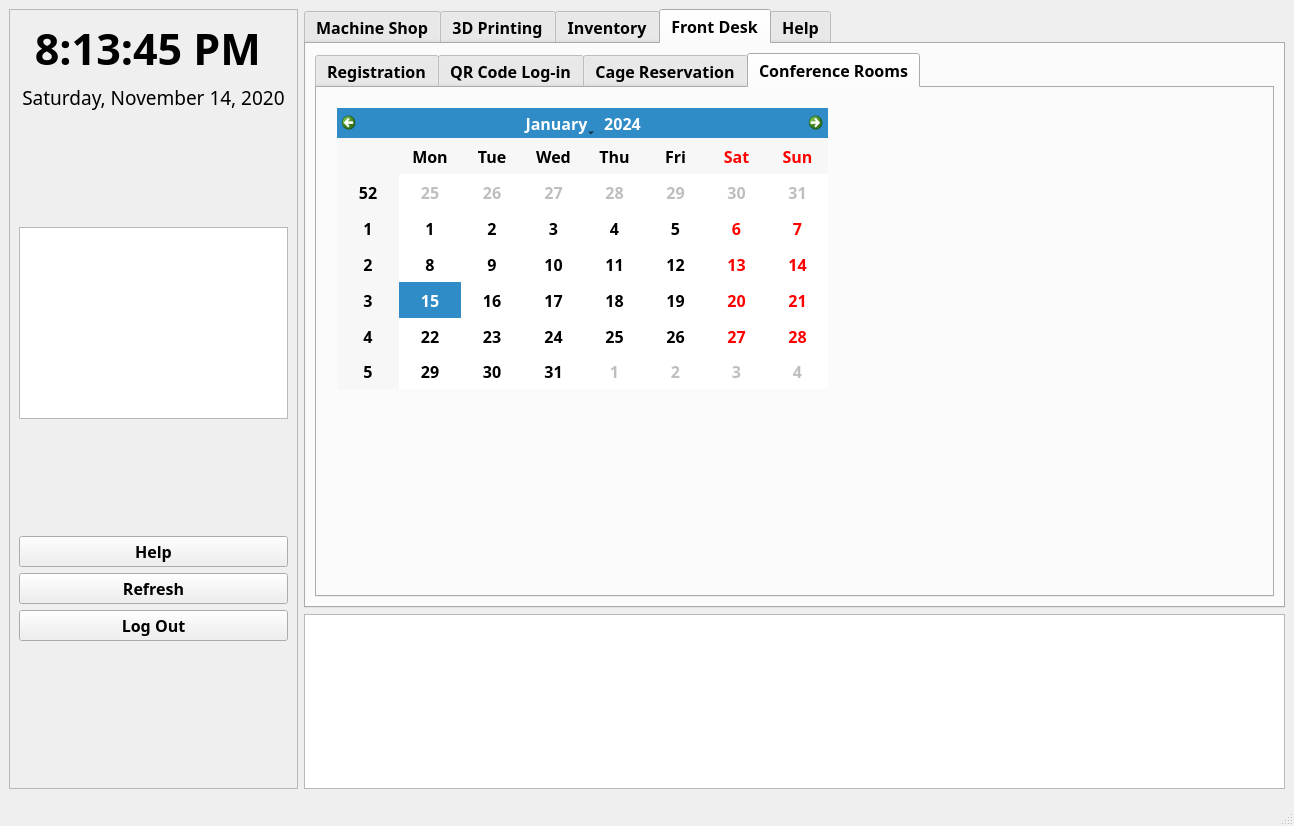
This is ResourceDir/MakerspaceApp.ui in AlbertoSam1/MakerSpaceApp-0.0.1 as Qt 5 draws it before an edit. The edited form follows.
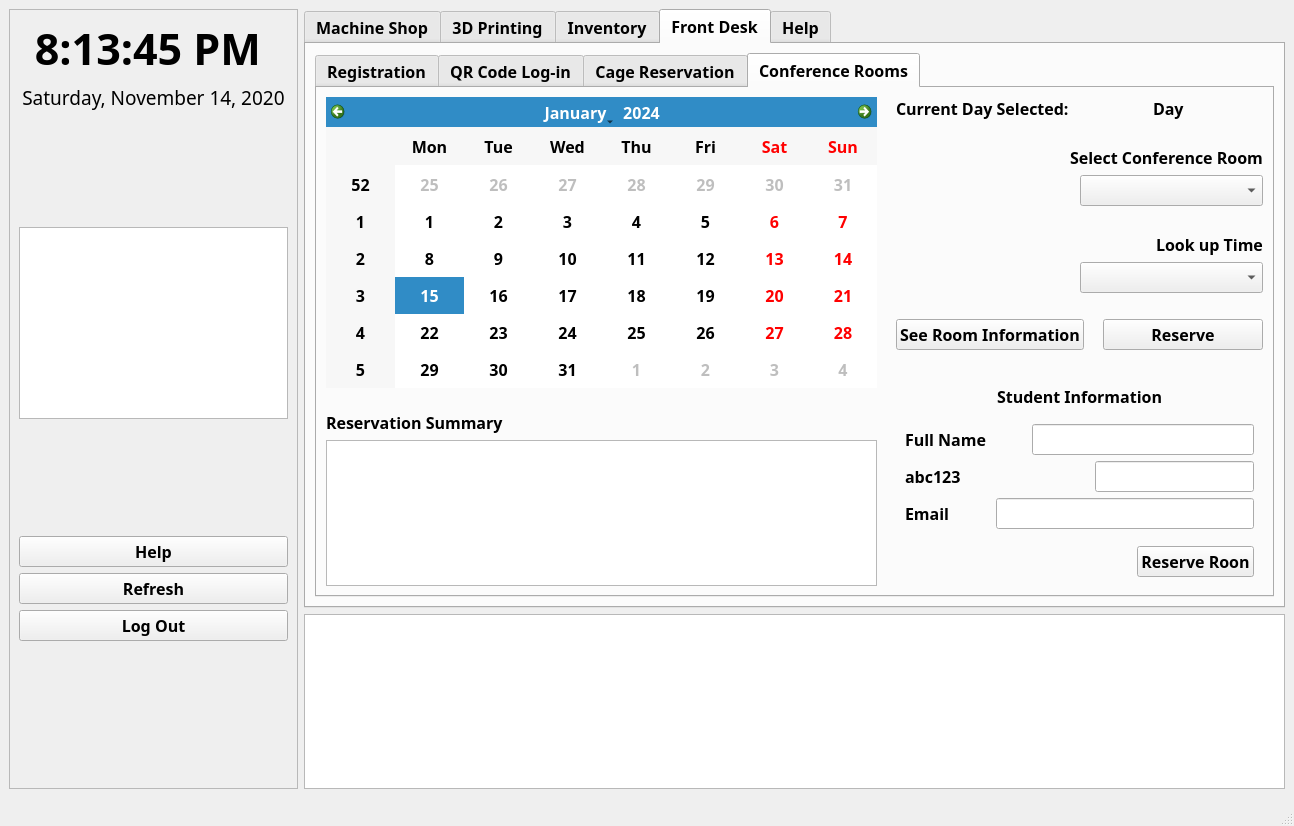
This is the edited form. The open tabs and pages were chosen to show the change. Icons and pictures are not drawn.

```diff
--- a/ResourceDir/MakerspaceApp.ui
+++ b/ResourceDir/MakerspaceApp.ui
@@ -4648,16 +4648,471 @@
                <attribute name="title">
                 <string>Conference Rooms</string>
                </attribute>
-               <widget class="QCalendarWidget" name="calendarWidget">
-                <property name="geometry">
-                 <rect>
-                  <x>20</x>
-                  <y>20</y>
-                  <width>491</width>
-                  <height>281</height>
-                 </rect>
-                </property>
-               </widget>
+               <layout class="QVBoxLayout" name="verticalLayout_56">
+                <item>
+                 <layout class="QHBoxLayout" name="horizontalLayout_75" stretch="3,0,2">
+                  <item>
+                   <layout class="QVBoxLayout" name="verticalLayout_53" stretch="2,0,0,1">
+                    <item>
+                     <widget class="QCalendarWidget" name="conference_calendar"/>
+                    </item>
+                    <item>
+                     <spacer name="verticalSpacer_30">
+                      <property name="orientation">
+                       <enum>Qt::Vertical</enum>
+                      </property>
+                      <property name="sizeHint" stdset="0">
+                       <size>
+                        <width>20</width>
+                        <height>17</height>
+                       </size>
+                      </property>
+                     </spacer>
+                    </item>
+                    <item>
+                     <layout class="QHBoxLayout" name="horizontalLayout_63">
+                      <item>
+                       <widget class="QLabel" name="label_67">
+                        <property name="text">
+                         <string>Reservation Summary</string>
+                        </property>
+                       </widget>
+                      </item>
+                      <item>
+                       <spacer name="horizontalSpacer_51">
+                        <property name="orientation">
+                         <enum>Qt::Horizontal</enum>
+                        </property>
+                        <property name="sizeHint" stdset="0">
+                         <size>
+                          <width>40</width>
+                          <height>20</height>
+                         </size>
+                        </property>
+                       </spacer>
+                      </item>
+                     </layout>
+                    </item>
+                    <item>
+                     <widget class="QTextBrowser" name="conference_room_text"/>
+                    </item>
+                   </layout>
+                  </item>
+                  <item>
+                   <spacer name="horizontalSpacer_58">
+                    <property name="orientation">
+                     <enum>Qt::Horizontal</enum>
+                    </property>
+                    <property name="sizeHint" stdset="0">
+                     <size>
+                      <width>13</width>
+                      <height>20</height>
+                     </size>
+                    </property>
+                   </spacer>
+                  </item>
+                  <item>
+                   <layout class="QVBoxLayout" name="verticalLayout_55">
+                    <item>
+                     <layout class="QHBoxLayout" name="horizontalLayout_64">
+                      <item>
+                       <widget class="QLabel" name="label_63">
+                        <property name="text">
+                         <string>Current Day Selected:</string>
+                        </property>
+                       </widget>
+                      </item>
+                      <item>
+                       <spacer name="horizontalSpacer_59">
+                        <property name="orientation">
+                         <enum>Qt::Horizontal</enum>
+                        </property>
+                        <property name="sizeHint" stdset="0">
+                         <size>
+                          <width>13</width>
+                          <height>20</height>
+                         </size>
+                        </property>
+                       </spacer>
+                      </item>
+                      <item>
+                       <widget class="QLabel" name="current_date_label">
+                        <property name="text">
+                         <string>Day</string>
+                        </property>
+                       </widget>
+                      </item>
+                      <item>
+                       <spacer name="horizontalSpacer_60">
+                        <property name="orientation">
+                         <enum>Qt::Horizontal</enum>
+                        </property>
+                        <property name="sizeHint" stdset="0">
+                         <size>
+                          <width>40</width>
+                          <height>20</height>
+                         </size>
+                        </property>
+                       </spacer>
+                      </item>
+                     </layout>
+                    </item>
+                    <item>
+                     <spacer name="verticalSpacer_31">
+                      <property name="orientation">
+                       <enum>Qt::Vertical</enum>
+                      </property>
+                      <property name="sizeHint" stdset="0">
+                       <size>
+                        <width>20</width>
+                        <height>13</height>
+                       </size>
+                      </property>
+                     </spacer>
+                    </item>
+                    <item>
+                     <layout class="QHBoxLayout" name="horizontalLayout_65">
+                      <item>
+                       <spacer name="horizontalSpacer_61">
+                        <property name="orientation">
+                         <enum>Qt::Horizontal</enum>
+                        </property>
+                        <property name="sizeHint" stdset="0">
+                         <size>
+                          <width>40</width>
+                          <height>20</height>
+                         </size>
+                        </property>
+                       </spacer>
+                      </item>
+                      <item>
+                       <widget class="QLabel" name="label_65">
+                        <property name="text">
+                         <string>Select Conference Room</string>
+                        </property>
+                       </widget>
+                      </item>
+                     </layout>
+                    </item>
+                    <item>
+                     <layout class="QHBoxLayout" name="horizontalLayout_66" stretch="1,1">
+                      <item>
+                       <spacer name="horizontalSpacer_62">
+                        <property name="orientation">
+                         <enum>Qt::Horizontal</enum>
+                        </property>
+                        <property name="sizeHint" stdset="0">
+                         <size>
+                          <width>40</width>
+                          <height>20</height>
+                         </size>
+                        </property>
+                       </spacer>
+                      </item>
+                      <item>
+                       <widget class="QComboBox" name="conference_rooms_combo"/>
+                      </item>
+                     </layout>
+                    </item>
+                    <item>
+                     <spacer name="verticalSpacer_32">
+                      <property name="orientation">
+                       <enum>Qt::Vertical</enum>
+                      </property>
+                      <property name="sizeHint" stdset="0">
+                       <size>
+                        <width>20</width>
+                        <height>13</height>
+                       </size>
+                      </property>
+                     </spacer>
+                    </item>
+                    <item>
+                     <layout class="QHBoxLayout" name="horizontalLayout_67">
+                      <item>
+                       <spacer name="horizontalSpacer_63">
+                        <property name="orientation">
+                         <enum>Qt::Horizontal</enum>
+                        </property>
+                        <property name="sizeHint" stdset="0">
+                         <size>
+                          <width>40</width>
+                          <height>20</height>
+                         </size>
+                        </property>
+                       </spacer>
+                      </item>
+                      <item>
+                       <widget class="QLabel" name="label_66">
+                        <property name="text">
+                         <string>Look up Time</string>
+                        </property>
+                       </widget>
+                      </item>
+                     </layout>
+                    </item>
+                    <item>
+                     <layout class="QHBoxLayout" name="horizontalLayout_68" stretch="1,1">
+                      <item>
+                       <spacer name="horizontalSpacer_64">
+                        <property name="orientation">
+                         <enum>Qt::Horizontal</enum>
+                        </property>
+                        <property name="sizeHint" stdset="0">
+                         <size>
+                          <width>40</width>
+                          <height>20</height>
+                         </size>
+                        </property>
+                       </spacer>
+                      </item>
+                      <item>
+                       <widget class="QComboBox" name="conference_rooms_times_combo"/>
+                      </item>
+                     </layout>
+                    </item>
+                    <item>
+                     <spacer name="verticalSpacer_33">
+                      <property name="orientation">
+                       <enum>Qt::Vertical</enum>
+                      </property>
+                      <property name="sizeHint" stdset="0">
+                       <size>
+                        <width>20</width>
+                        <height>13</height>
+                       </size>
+                      </property>
+                     </spacer>
+                    </item>
+                    <item>
+                     <layout class="QHBoxLayout" name="horizontalLayout_69" stretch="1,0,1">
+                      <item>
+                       <widget class="QPushButton" name="conference_information_button">
+                        <property name="text">
+                         <string>See Room Information</string>
+                        </property>
+                       </widget>
+                      </item>
+                      <item>
+                       <spacer name="horizontalSpacer_65">
+                        <property name="orientation">
+                         <enum>Qt::Horizontal</enum>
+                        </property>
+                        <property name="sizeHint" stdset="0">
+                         <size>
+                          <width>13</width>
+                          <height>20</height>
+                         </size>
+                        </property>
+                       </spacer>
+                      </item>
+                      <item>
+                       <widget class="QPushButton" name="conference_reserve_button">
+                        <property name="text">
+                         <string>Reserve</string>
+                        </property>
+                       </widget>
+                      </item>
+                     </layout>
+                    </item>
+                    <item>
+                     <spacer name="verticalSpacer_36">
+                      <property name="orientation">
+                       <enum>Qt::Vertical</enum>
+                      </property>
+                      <property name="sizeHint" stdset="0">
+                       <size>
+                        <width>20</width>
+                        <height>17</height>
+                       </size>
+                      </property>
+                     </spacer>
+                    </item>
+                    <item>
+                     <widget class="QStackedWidget" name="conference_student_info">
+                      <property name="currentIndex">
+                       <number>0</number>
+                      </property>
+                      <widget class="QWidget" name="page">
+                       <layout class="QVBoxLayout" name="verticalLayout_54">
+                        <item>
+                         <layout class="QHBoxLayout" name="horizontalLayout_70">
+                          <item>
+                           <spacer name="horizontalSpacer_66">
+                            <property name="orientation">
+                             <enum>Qt::Horizontal</enum>
+                            </property>
+                            <property name="sizeHint" stdset="0">
+                             <size>
+                              <width>40</width>
+                              <height>20</height>
+                             </size>
+                            </property>
+                           </spacer>
+                          </item>
+                          <item>
+                           <widget class="QLabel" name="label_68">
+                            <property name="text">
+                             <string>Student Information</string>
+                            </property>
+                           </widget>
+                          </item>
+                          <item>
+                           <spacer name="horizontalSpacer_67">
+                            <property name="orientation">
+                             <enum>Qt::Horizontal</enum>
+                            </property>
+                            <property name="sizeHint" stdset="0">
+                             <size>
+                              <width>40</width>
+                              <height>20</height>
+                             </size>
+                            </property>
+                           </spacer>
+                          </item>
+                         </layout>
+                        </item>
+                        <item>
+                         <spacer name="verticalSpacer_34">
+                          <property name="orientation">
+                           <enum>Qt::Vertical</enum>
+                          </property>
+                          <property name="sizeHint" stdset="0">
+                           <size>
+                            <width>20</width>
+                            <height>10</height>
+                           </size>
+                          </property>
+                         </spacer>
+                        </item>
+                        <item>
+                         <layout class="QHBoxLayout" name="horizontalLayout_71" stretch="0,0,1">
+                          <item>
+                           <widget class="QLabel" name="label_70">
+                            <property name="text">
+                             <string>Full Name</string>
+                            </property>
+                           </widget>
+                          </item>
+                          <item>
+                           <spacer name="horizontalSpacer_69">
+                            <property name="orientation">
+                             <enum>Qt::Horizontal</enum>
+                            </property>
+                            <property name="sizeHint" stdset="0">
+                             <size>
+                              <width>40</width>
+                              <height>20</height>
+                             </size>
+                            </property>
+                           </spacer>
+                          </item>
+                          <item>
+                           <widget class="QLineEdit" name="conference_full_name"/>
+                          </item>
+                         </layout>
+                        </item>
+                        <item>
+                         <layout class="QHBoxLayout" name="horizontalLayout_72">
+                          <item>
+                           <widget class="QLabel" name="label_71">
+                            <property name="text">
+                             <string>abc123</string>
+                            </property>
+                           </widget>
+                          </item>
+                          <item>
+                           <spacer name="horizontalSpacer_70">
+                            <property name="orientation">
+                             <enum>Qt::Horizontal</enum>
+                            </property>
+                            <property name="sizeHint" stdset="0">
+                             <size>
+                              <width>40</width>
+                              <height>20</height>
+                             </size>
+                            </property>
+                           </spacer>
+                          </item>
+                          <item>
+                           <widget class="QLineEdit" name="conference_abc123"/>
+                          </item>
+                         </layout>
+                        </item>
+                        <item>
+                         <layout class="QHBoxLayout" name="horizontalLayout_73" stretch="0,0,1">
+                          <item>
+                           <widget class="QLabel" name="label_72">
+                            <property name="text">
+                             <string>Email</string>
+                            </property>
+                           </widget>
+                          </item>
+                          <item>
+                           <spacer name="horizontalSpacer_71">
+                            <property name="orientation">
+                             <enum>Qt::Horizontal</enum>
+                            </property>
+                            <property name="sizeHint" stdset="0">
+                             <size>
+                              <width>40</width>
+                              <height>20</height>
+                             </size>
+                            </property>
+                           </spacer>
+                          </item>
+                          <item>
+                           <widget class="QLineEdit" name="conference_email"/>
+                          </item>
+                         </layout>
+                        </item>
+                        <item>
+                         <spacer name="verticalSpacer_35">
+                          <property name="orientation">
+                           <enum>Qt::Vertical</enum>
+                          </property>
+                          <property name="sizeHint" stdset="0">
+                           <size>
+                            <width>20</width>
+                            <height>11</height>
+                           </size>
+                          </property>
+                         </spacer>
+                        </item>
+                        <item>
+                         <layout class="QHBoxLayout" name="horizontalLayout_74">
+                          <item>
+                           <spacer name="horizontalSpacer_68">
+                            <property name="orientation">
+                             <enum>Qt::Horizontal</enum>
+                            </property>
+                            <property name="sizeHint" stdset="0">
+                             <size>
+                              <width>40</width>
+                              <height>20</height>
+                             </size>
+                            </property>
+                           </spacer>
+                          </item>
+                          <item>
+                           <widget class="QPushButton" name="conference_reserve_room_last">
+                            <property name="text">
+                             <string>Reserve Roon</string>
+                            </property>
+                           </widget>
+                          </item>
+                         </layout>
+                        </item>
+                       </layout>
+                      </widget>
+                      <widget class="QWidget" name="page_2"/>
+                     </widget>
+                    </item>
+                   </layout>
+                  </item>
+                 </layout>
+                </item>
+               </layout>
               </widget>
              </widget>
             </item>
```
Left out of the diff: 4 changed lines with no effect on the pictures.
